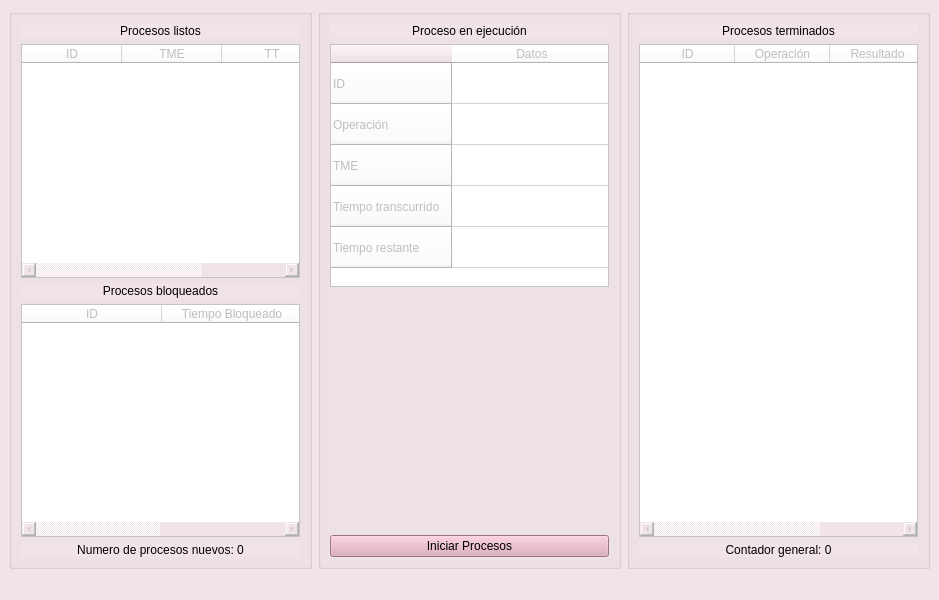
This is ui/mainwindow.ui in Diego-Ga-Glez/planificador as Qt 5 draws it before an edit. The edited form follows.
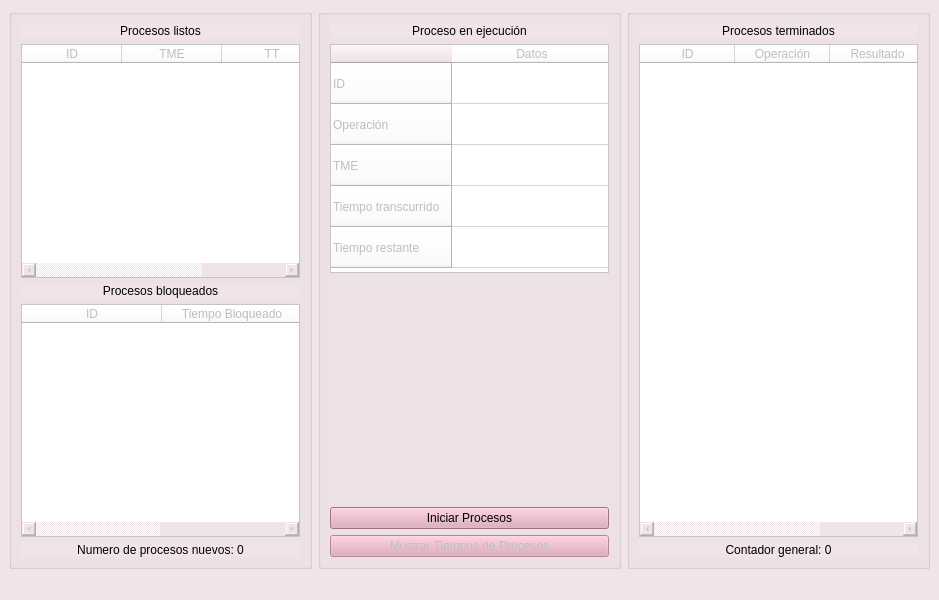
This is the edited form.

Commit message: Tabla de tiempos de procesos (act 6)

Patch:
```diff
--- a/ui/mainwindow.ui
+++ b/ui/mainwindow.ui
@@ -256,19 +256,6 @@
        <string/>
       </property>
       <layout class="QGridLayout" name="gridLayout">
-       <item row="2" column="0">
-        <spacer name="verticalSpacer">
-         <property name="orientation">
-          <enum>Qt::Vertical</enum>
-         </property>
-         <property name="sizeHint" stdset="0">
-          <size>
-           <width>20</width>
-           <height>40</height>
-          </size>
-         </property>
-        </spacer>
-       </item>
        <item row="1" column="0">
         <widget class="QTableWidget" name="proceso_tableWidget">
          <property name="enabled">
@@ -315,6 +302,29 @@
          </column>
         </widget>
        </item>
+       <item row="0" column="0">
+        <widget class="QLabel" name="proceso_label">
+         <property name="text">
+          <string>Proceso en ejecución</string>
+         </property>
+         <property name="alignment">
+          <set>Qt::AlignCenter</set>
+         </property>
+        </widget>
+       </item>
+       <item row="2" column="0">
+        <spacer name="verticalSpacer">
+         <property name="orientation">
+          <enum>Qt::Vertical</enum>
+         </property>
+         <property name="sizeHint" stdset="0">
+          <size>
+           <width>20</width>
+           <height>40</height>
+          </size>
+         </property>
+        </spacer>
+       </item>
        <item row="3" column="0">
         <widget class="QPushButton" name="procesos_pushButton">
          <property name="palette">
@@ -397,9 +407,9 @@
             <colorrole role="Button">
              <brush brushstyle="SolidPattern">
               <color alpha="255">
-               <red>221</red>
-               <green>161</green>
-               <blue>182</blue>
+               <red>240</red>
+               <green>240</green>
+               <blue>240</blue>
               </color>
              </brush>
             </colorrole>
@@ -424,18 +434,18 @@
             <colorrole role="Base">
              <brush brushstyle="SolidPattern">
               <color alpha="255">
-               <red>221</red>
-               <green>161</green>
-               <blue>182</blue>
+               <red>255</red>
+               <green>255</green>
+               <blue>255</blue>
               </color>
              </brush>
             </colorrole>
             <colorrole role="Window">
              <brush brushstyle="SolidPattern">
               <color alpha="255">
-               <red>221</red>
-               <green>161</green>
-               <blue>182</blue>
+               <red>240</red>
+               <green>240</green>
+               <blue>240</blue>
               </color>
              </brush>
             </colorrole>
@@ -471,18 +481,18 @@
             <colorrole role="Text">
              <brush brushstyle="SolidPattern">
               <color alpha="255">
-               <red>0</red>
-               <green>0</green>
-               <blue>0</blue>
+               <red>120</red>
+               <green>120</green>
+               <blue>120</blue>
               </color>
              </brush>
             </colorrole>
             <colorrole role="ButtonText">
              <brush brushstyle="SolidPattern">
               <color alpha="255">
-               <red>0</red>
-               <green>0</green>
-               <blue>0</blue>
+               <red>120</red>
+               <green>120</green>
+               <blue>120</blue>
               </color>
              </brush>
             </colorrole>
@@ -517,21 +527,23 @@
           </palette>
          </property>
          <property name="styleSheet">
-          <string notr="true">background-color: #dda1b6;
-color: black;</string>
+          <string notr="true">background-color: #dda1b6;</string>
          </property>
          <property name="text">
           <string>Iniciar Procesos</string>
          </property>
         </widget>
        </item>
-       <item row="0" column="0">
-        <widget class="QLabel" name="proceso_label">
+       <item row="4" column="0">
+        <widget class="QPushButton" name="tiempos_pushButton">
+         <property name="enabled">
+          <bool>false</bool>
+         </property>
+         <property name="styleSheet">
+          <string notr="true">background-color: #dda1b6;</string>
+         </property>
          <property name="text">
-          <string>Proceso en ejecución</string>
-         </property>
-         <property name="alignment">
-          <set>Qt::AlignCenter</set>
+          <string>Mostrar Tiempos de Procesos</string>
          </property>
         </widget>
        </item>
```
The commit also changes 11 other files.
